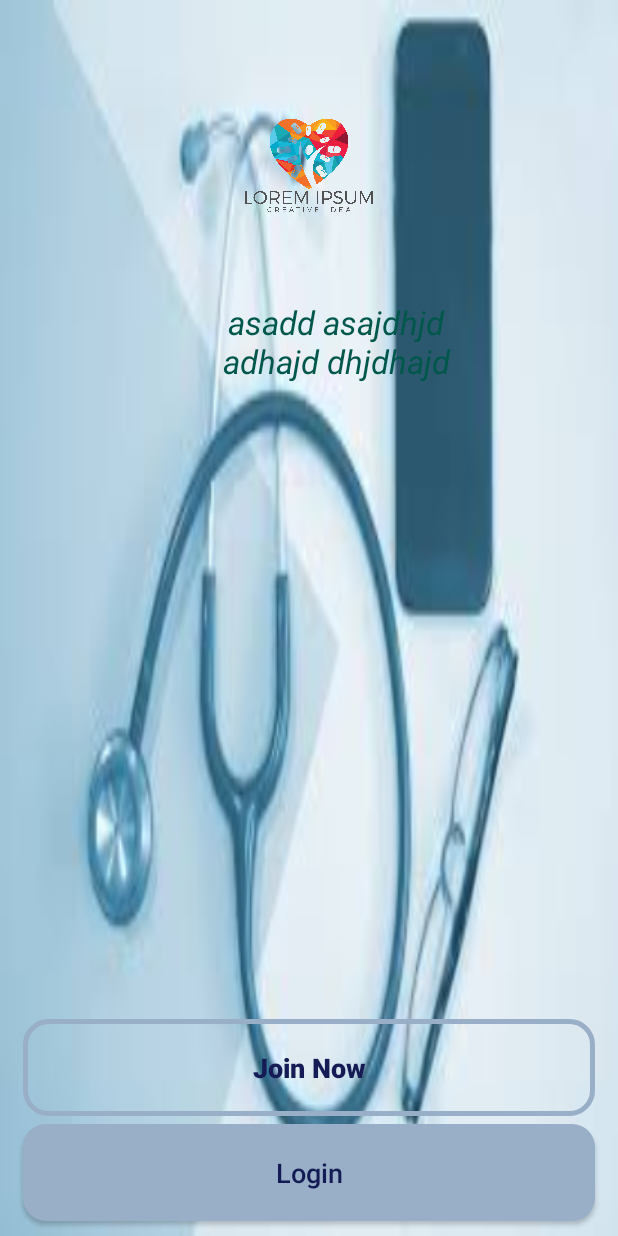
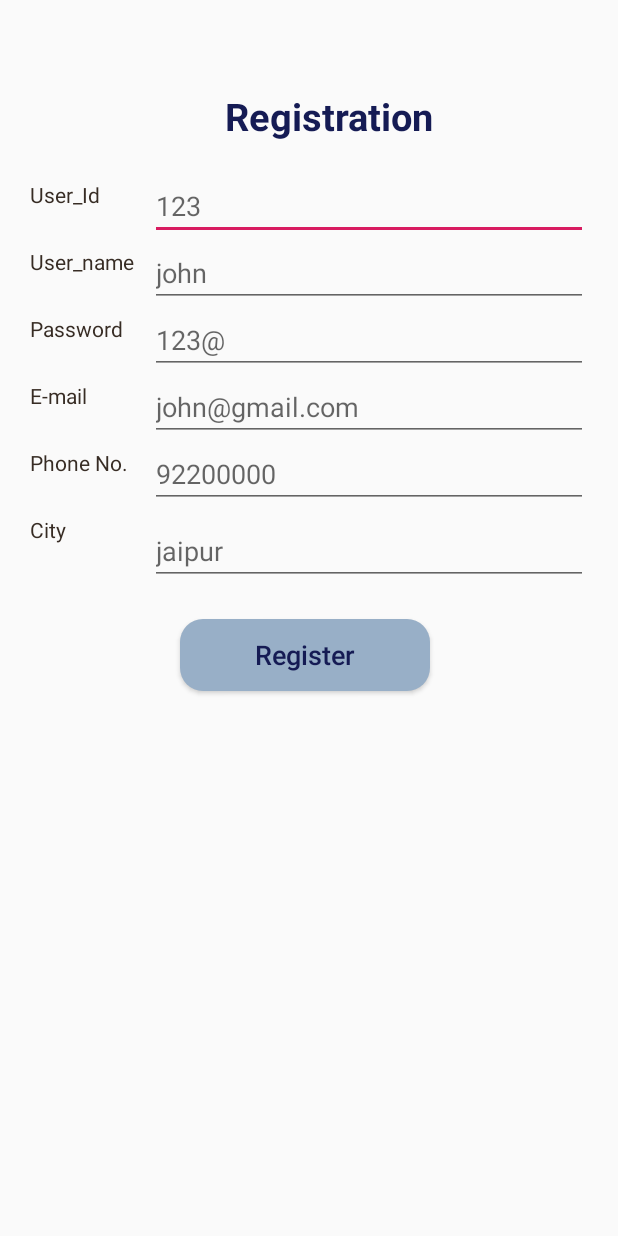
Before and after one commit to iamgsomya/app, an Android app: the screen it shows after launch (MainActivity before the commit, Register_Activity after it), after a tap on "Join Now", on a phone screen of 412 x 824 dp. Run offline under Robolectric (Android 15) with nearby library versions, the phone set to English and light mode, and no system bars; our stand-ins replace Volley.

Commit message:
register done

```diff
--- a/app/build.gradle
+++ b/app/build.gradle
@@ -23,9 +23,10 @@ dependencies {
     implementation fileTree(dir: 'libs', include: ['*.jar'])
     implementation 'androidx.appcompat:appcompat:1.1.0'
     implementation 'androidx.constraintlayout:constraintlayout:1.1.3'
+    implementation 'androidx.legacy:legacy-support-v4:1.0.0'
     testImplementation 'junit:junit:4.12'
     implementation 'com.google.android.material:material:1.0.0'
-
+    implementation 'com.android.volley:volley:1.1.1'
 
 
     implementation 'com.android.support:support-v4:28.0.0'
--- a/app/src/main/java/org/docreg/app/MainActivity.java
+++ b/app/src/main/java/org/docreg/app/MainActivity.java
@@ -28,8 +28,8 @@ public class MainActivity extends AppCompatActivity {
         joinNowButton.setOnClickListener(new View.OnClickListener() {
             @Override
             public void onClick(View v) {
-                //Intent intent=new Intent(MainActivity.this,register.class);
-                //startActivity(intent);
+                Intent intent=new Intent(MainActivity.this,Register_Activity.class);
+                startActivity(intent);
 
             }
         });
--- /dev/null
+++ b/app/src/main/java/org/docreg/app/Register_Activity.java
@@ -0,0 +1,96 @@
+package org.docreg.app;
+
+import androidx.appcompat.app.AppCompatActivity;
+
+import android.os.Bundle;
+import android.util.Log;
+import android.view.View;
+import android.widget.Button;
+import android.widget.EditText;
+
+import com.android.volley.Request;
+import com.android.volley.RequestQueue;
+import com.android.volley.Response;
+import com.android.volley.VolleyError;
+import com.android.volley.toolbox.StringRequest;
+import com.android.volley.toolbox.Volley;
+
+import org.json.JSONObject;
+
+import java.util.HashMap;
+import java.util.Map;
+
+public class Register_Activity extends AppCompatActivity {
+    private EditText  InputId,InputUsername,InputPassword,InputEmail,InputPhone,InputCity;
+    private Button RegisterButton;
+    RequestQueue queue;
+
+    @Override
+    protected void onCreate(Bundle savedInstanceState)
+    {
+        super.onCreate(savedInstanceState);
+        setContentView(R.layout.activity_register_);
+        InputId=findViewById(R.id.User_id);
+        InputUsername=findViewById(R.id.Username_input);
+        InputPassword=findViewById(R.id.UserPassword_input);
+        InputEmail=findViewById(R.id.Useremail_input);
+        InputPhone=findViewById(R.id.Userphone_input);
+        InputCity=findViewById(R.id.Usercity_input);
+        RegisterButton=findViewById(R.id.Register_btn);
+        queue = Volley.newRequestQueue(this);
+        RegisterButton.setOnClickListener(new View.OnClickListener() {
+            @Override
+            public void onClick(View view) {
+                 String url = "https://ep2.virtualmist.com/phpmyadmin/register-new-user";
+                StringRequest postRequest = new StringRequest(Request.Method.POST, url,
+                        new Response.Listener<String>()
+                        {
+                            @Override
+                            public void onResponse(String response) {
+                                // response
+                              try{
+                                  JSONObject jsonObject=new JSONObject(response);
+                                  String code=jsonObject.getString("code");
+                                  String message=jsonObject.getString("message");
+                                  System.out.println("code"+code+"\nmessage:"+message);
+
+                              }
+                              catch (Exception e){
+                                  System.out.println("exception caught");
+
+                              }
+                            }
+                        },
+                        new Response.ErrorListener()
+                        {
+                            @Override
+                            public void onErrorResponse(VolleyError error) {
+
+                                Log.d("Error.Response", error.toString());
+                            }
+                        }
+                ) {
+                    @Override
+                    protected Map<String, String> getParams()
+                    {
+                        Map<String, String> params = new HashMap<String, String>();
+                        params.put("userId", InputId.getText().toString());
+                        params.put("name", InputUsername.getText().toString());
+                        params.put("password",InputPassword.getText().toString() );
+                        params.put("email", InputEmail.getText().toString());
+                        params.put("phone", InputPhone.getText().toString());
+                        params.put("city", InputCity.getText().toString());
+
+
+                        return params;
+                    }
+                };
+                queue.add(postRequest);
+
+
+
+            }
+        });
+
+    }
+}
--- /dev/null
+++ b/app/src/main/res/layout/activity_register_.xml
@@ -0,0 +1,172 @@
+<?xml version="1.0" encoding="utf-8"?>
+<RelativeLayout xmlns:android="http://schemas.android.com/apk/res/android"
+    xmlns:app="http://schemas.android.com/apk/res-auto"
+    xmlns:tools="http://schemas.android.com/tools"
+    android:layout_width="match_parent"
+    android:layout_height="match_parent"
+    tools:context=".Register_Activity">
+
+
+
+    <TextView
+        android:id="@+id/Reg_scrn"
+        android:layout_width="wrap_content"
+        android:layout_height="wrap_content"
+        android:layout_marginLeft="150dp"
+        android:layout_marginTop="60dp"
+        android:text="Registration"
+        android:textColor="@color/color_midblue"
+        android:textSize="25dp"
+        android:textStyle="bold" />
+
+    <TextView
+        android:id="@+id/TUser_id"
+        android:layout_width="wrap_content"
+        android:layout_height="wrap_content"
+        android:layout_below="@+id/Reg_scrn"
+        android:layout_marginTop="25dp"
+        android:layout_marginLeft="20dp"
+        android:text="User_Id"
+        android:textColor="#372c24" />
+
+    <EditText
+        android:id="@+id/User_id"
+        android:layout_below="@id/Reg_scrn"
+        android:layout_width="fill_parent"
+        android:layout_height="wrap_content"
+        android:layout_marginTop="20dp"
+        android:layout_marginLeft="100dp"
+        android:layout_marginBottom="20dp"
+        android:layout_marginRight="20dp"
+        android:singleLine="true"
+        android:hint="123"
+        android:inputType="number"/>
+    <TextView
+        android:id="@+id/TUsername_input"
+        android:layout_width="wrap_content"
+        android:layout_height="wrap_content"
+        android:layout_below="@+id/TUser_id"
+        android:layout_marginTop="25dp"
+        android:layout_marginLeft="20dp"
+        android:text="User_name"
+        android:textColor="#372c24" />
+
+    <EditText
+        android:id="@+id/Username_input"
+        android:layout_below="@id/TUser_id"
+        android:layout_width="fill_parent"
+        android:layout_height="wrap_content"
+        android:layout_marginTop="20dp"
+        android:layout_marginLeft="100dp"
+        android:layout_marginBottom="20dp"
+        android:layout_marginRight="20dp"
+        android:singleLine="true"
+        android:hint="john"
+        android:inputType="text"/>
+    <TextView
+        android:id="@+id/TUserPassword_input"
+        android:layout_width="wrap_content"
+        android:layout_height="wrap_content"
+        android:layout_below="@+id/TUsername_input"
+        android:layout_marginTop="25dp"
+        android:layout_marginLeft="20dp"
+        android:text="Password"
+        android:textColor="#372c24" />
+
+    <EditText
+        android:id="@+id/UserPassword_input"
+        android:layout_below="@id/TUsername_input"
+        android:layout_width="fill_parent"
+        android:layout_height="wrap_content"
+        android:layout_marginTop="20dp"
+        android:layout_marginLeft="100dp"
+        android:layout_marginRight="20dp"
+        android:layout_marginBottom="20dp"
+        android:singleLine="true"
+        android:hint="123@"
+        android:inputType="textPassword"/>
+    <TextView
+        android:id="@+id/TUseremail_input"
+        android:layout_width="wrap_content"
+        android:layout_height="wrap_content"
+        android:layout_below="@+id/TUserPassword_input"
+        android:layout_marginTop="25dp"
+        android:layout_marginLeft="20dp"
+        android:text="E-mail"
+        android:textColor="#372c24" />
+
+    <EditText
+        android:id="@+id/Useremail_input"
+        android:layout_below="@id/TUserPassword_input"
+        android:layout_width="fill_parent"
+        android:layout_height="wrap_content"
+        android:layout_marginTop="20dp"
+        android:layout_marginLeft="100dp"
+        android:layout_marginRight="20dp"
+        android:layout_marginBottom="20dp"
+        android:singleLine="true"
+        android:hint="john@gmail.com"
+        android:inputType="textEmailAddress"/>
+    <TextView
+        android:id="@+id/TUserphone_input"
+        android:layout_width="wrap_content"
+        android:layout_height="wrap_content"
+        android:layout_below="@+id/TUseremail_input"
+        android:layout_marginTop="25dp"
+        android:layout_marginLeft="20dp"
+        android:text="Phone No."
+        android:textColor="#372c24" />
+
+    <EditText
+        android:id="@+id/Userphone_input"
+        android:layout_below="@id/TUseremail_input"
+        android:layout_width="fill_parent"
+        android:layout_height="wrap_content"
+        android:layout_marginTop="20dp"
+        android:layout_marginLeft="100dp"
+        android:layout_marginRight="20dp"
+        android:layout_marginBottom="20dp"
+        android:singleLine="true"
+        android:hint="92200000"
+        android:inputType="phone"/>
+
+    <TextView
+        android:id="@+id/TUsercity_input"
+        android:layout_width="wrap_content"
+        android:layout_height="wrap_content"
+        android:layout_below="@+id/TUserphone_input"
+        android:layout_marginLeft="20dp"
+        android:layout_marginTop="25dp"
+        android:text="City"
+        android:textColor="#372c24" />
+
+    <EditText
+        android:id="@+id/Usercity_input"
+        android:layout_width="fill_parent"
+        android:layout_height="wrap_content"
+        android:layout_below="@id/TUsercity_input"
+        android:layout_marginLeft="100dp"
+        android:layout_marginTop="-18dp"
+        android:layout_marginRight="20dp"
+        android:hint="jaipur"
+        android:inputType="text"
+        android:singleLine="true" />
+
+    <Button
+        android:id="@+id/Register_btn"
+        android:layout_width="wrap_content"
+        android:layout_height="wrap_content"
+        android:layout_below="@id/TUsercity_input"
+        android:layout_marginTop="50dp"
+        android:layout_marginLeft="120dp"
+        android:layout_marginRight="30dp"
+        android:background="@drawable/buttons"
+        android:paddingLeft="50dp"
+        android:paddingRight="50dp"
+        android:textAllCaps="false"
+        android:textSize="18sp"
+        android:text="Register"
+        android:textColor="@color/color_midblue"/>
+
+
+</RelativeLayout>
--- a/app/src/main/res/layout/register_fragment.xml
+++ /dev/null
@@ -1,6 +0,0 @@
-<?xml version="1.0" encoding="utf-8"?>
-<LinearLayout xmlns:android="http://schemas.android.com/apk/res/android"
-    android:orientation="vertical" android:layout_width="match_parent"
-    android:layout_height="match_parent">
-
-</LinearLayout>
--- a/app/src/main/res/layout/verify_fragment.xml
+++ /dev/null
@@ -1,6 +0,0 @@
-<?xml version="1.0" encoding="utf-8"?>
-<LinearLayout xmlns:android="http://schemas.android.com/apk/res/android"
-    android:orientation="vertical" android:layout_width="match_parent"
-    android:layout_height="match_parent">
-
-</LinearLayout>
--- a/app/src/main/res/menu/drawer_menu.xml
+++ b/app/src/main/res/menu/drawer_menu.xml
@@ -1,6 +1,9 @@
 <?xml version="1.0" encoding="utf-8"?>
 <tools:menu xmlns:android="http://schemas.android.com/apk/res/android"
     xmlns:tools="http://schemas.android.com/tools">
+        <item android:id="@+id/nav_home"
+                android:icon="@drawable/home_black_24dp"
+                android:title="Home"/>
 
         <item android:id="@+id/nav_register"
             android:icon="@drawable/register_24dp"
--- a/app/src/main/res/values/strings.xml
+++ b/app/src/main/res/values/strings.xml
@@ -3,4 +3,7 @@
     <string name="navigation_drawer_open">Open navigation drawer</string>
     <string name="navigation_drawer_close">Close navigation drawer</string>
 
+    <!-- TODO: Remove or change this placeholder text -->
+    <string name="hello_blank_fragment">Hello blank fragment</string>
+
 </resources>
```
Also changed, not shown: app/src/main/AndroidManifest.xml (+7 -3 lines), app/src/main/java/org/docreg/app/Home.java (+13 -20 lines), app/src/main/java/org/docreg/app/New_register.java (added, +14 -0 lines), app/src/main/java/org/docreg/app/Old_register.java (added, +14 -0 lines), app/src/main/java/org/docreg/app/Register_fragment.java (deleted, +0 -16 lines), app/src/main/java/org/docreg/app/Verify_fragment.java (deleted, +0 -16 lines), app/src/main/java/org/docreg/app/fronthome.java (added, +52 -0 lines), app/src/main/res/drawable/home_black_24dp.xml (added, +9 -0 lines), app/src/main/res/layout/activity_new_register.xml (added, +14 -0 lines), app/src/main/res/layout/activity_old_register.xml (added, +14 -0 lines), app/src/main/res/layout/fragment_fronthome.xml (added, +40 -0 lines), app/src/main/res/layout/home.xml (+3 -29 lines).
